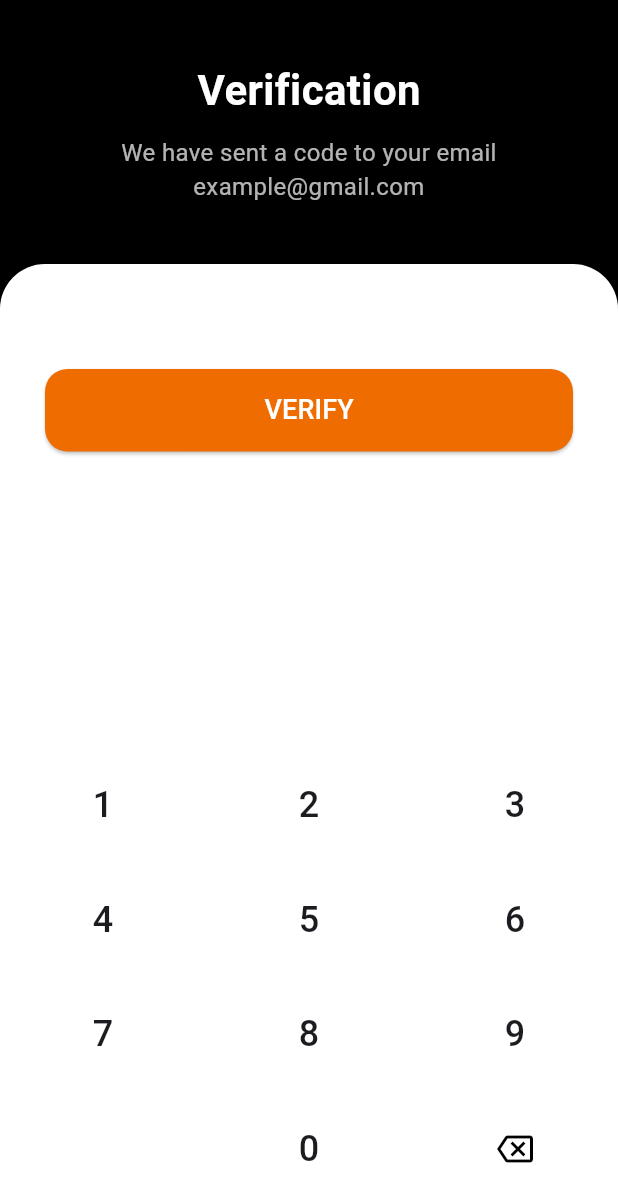
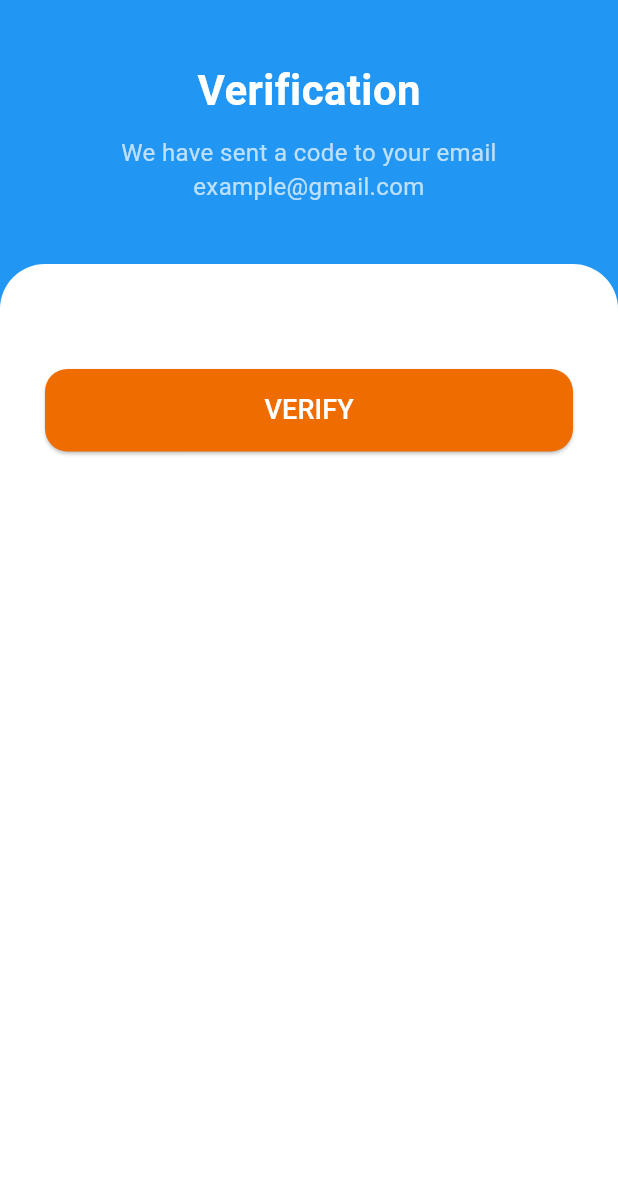
Before and after one commit to royaallam/food_app_flutter, a Flutter app: the VerificationScreen screen opened directly, on a phone screen of 412 x 824 dp. Shown: the top 1202 px of the screen. Run offline on Flutter 3.47's test engine with Material 3 defaults, Android fonts, the phone set to English and light mode, and no system bars.

Commit message:
first commit

```diff
--- a/lib/auto/forget_password.dart
+++ b/lib/auto/forget_password.dart
@@ -7,7 +7,7 @@ class VerificationScreen extends StatelessWidget {
   @override
   Widget build(BuildContext context) {
     return Scaffold(
-      backgroundColor: Colors.black, // الجزء العلوي أسود
+      backgroundColor: Colors.blue,
       body: SafeArea(
         bottom: false,
         child: Column(
@@ -66,10 +66,7 @@ class VerificationScreen extends StatelessWidget {
                     Spacer(),
 
                     // --- لوحة المفاتيح المخصصة ---
-                    Container(
-                      padding: EdgeInsets.only(bottom: 20),
-                      child: CustomKeypad(),
-                    ),
+
                   ],
                 ),
               ),
@@ -80,33 +77,3 @@ class VerificationScreen extends StatelessWidget {
     );
   }
 }
-
-// كود لوحة المفاتيح المخصصة في الأسفل
-class CustomKeypad extends StatelessWidget {
-  @override
-  Widget build(BuildContext context) {
-    return GridView.builder(
-      shrinkWrap: true,
-      physics: NeverScrollableScrollPhysics(),
-      gridDelegate: SliverGridDelegateWithFixedCrossAxisCount(
-        crossAxisCount: 3,
-        childAspectRatio: 1.8,
-      ),
-      itemCount: 12,
-      itemBuilder: (context, index) {
-        if (index == 9) return SizedBox(); // فراغ يسار الصفر
-        if (index == 10) return _buildKey('0');
-        if (index == 11) return _buildKey('backspace', isIcon: true);
-        return _buildKey('${index + 1}');
-      },
-    );
-  }
-
-  Widget _buildKey(String label, {bool isIcon = false}) {
-    return Center(
-      child: isIcon
-        ? Icon(Icons.backspace_outlined, color: Colors.black)
-        : Text(label, style: TextStyle(fontSize: 24, fontWeight: FontWeight.w500)),
-    );
-  }
-}
--- a/lib/main.dart
+++ b/lib/main.dart
@@ -1,7 +1,6 @@
 import 'package:flutter/material.dart';
-import 'package:food_aap/auto/sing_up_screen.dart';
+
 import 'package:food_aap/splash_screen.dart';
-import '../onbarding/first_screen.dart';
 
 void main() {
   runApp(const MyApp());
--- a/lib/onbarding/third_screen.dart
+++ b/lib/onbarding/third_screen.dart
@@ -15,11 +15,13 @@ class _ThirdScreenState extends State<ThirdScreen> {
       children: [
 Image.asset("images/2_dev.png",height: 250,width: 500,
 ),
+SizedBox(height: 10,),
 Text("Free delivery offers",style: TextStyle(
   color: Colors.amber,
   fontSize: 14
 
 ),),
+SizedBox(height: 20,),
 Text("Get all your loved foods in one once place,\n you just place the orer do the rest",textAlign: TextAlign.center
 ,style: TextStyle(
 
```
Also changed, not shown: lib/auto/login_screen.dart (added, +15 -0 lines), lib/onbarding/first_screen.dart (+6 -5 lines), lib/onbarding/onboarding.dart (+13 -1 lines), lib/auto/login.dart (deleted).
